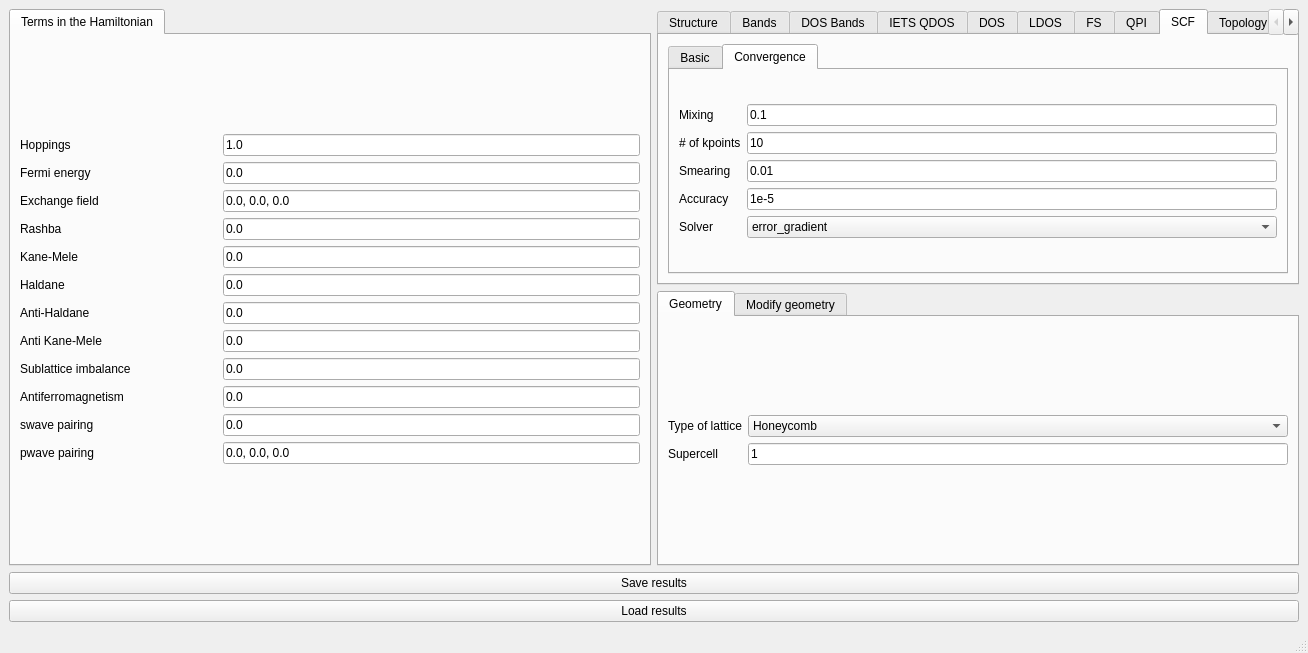
joselado/quantum-lattice, file interface-pyqt/2d/interface.ui: the form before one commit.
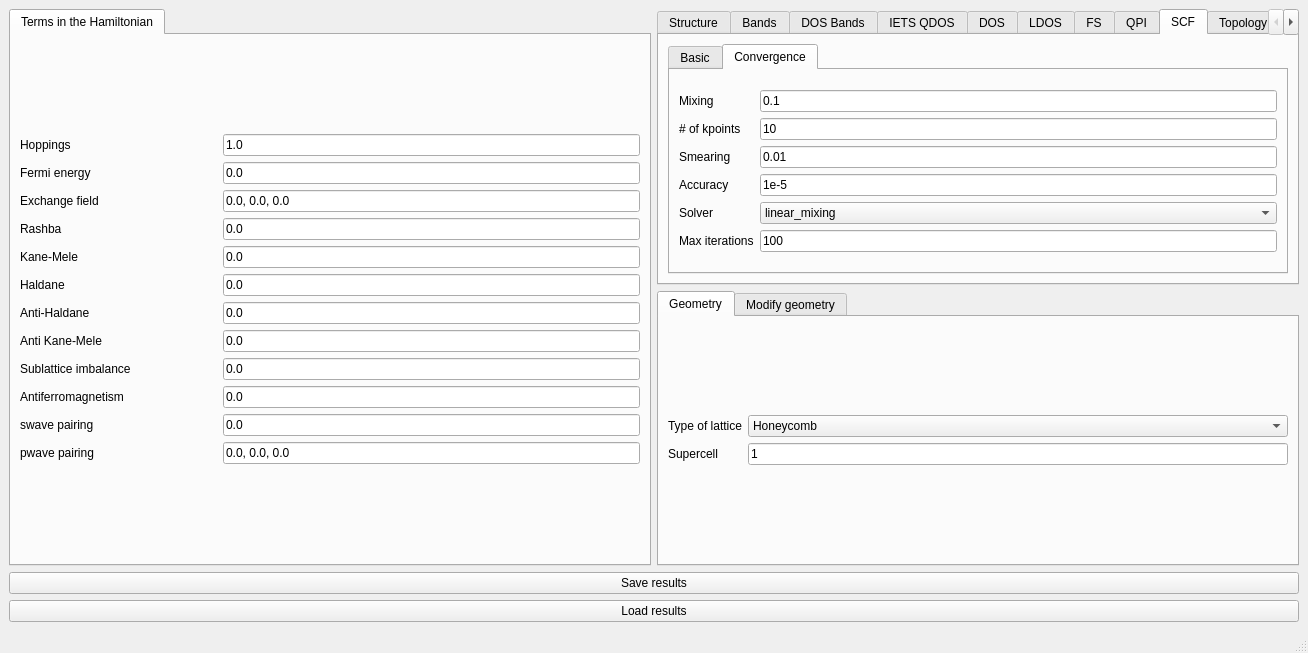
The form after the commit. The open tabs and pages were chosen to show the change. Custom widgets are drawn as their Qt base class.

Commit message: Make linear_mixing the default SCF solver, add krylov and max iterations

Diff of the .ui file:
```diff
--- a/interface-pyqt/2d/interface.ui
+++ b/interface-pyqt/2d/interface.ui
@@ -1327,16 +1327,35 @@
                 <property name="toolTip">
                  <string>Iterative algorithm used to converge the self-consistent mean field (requires the optional jax extra; falls back to the default plain-mixing solver for a Hamiltonian with superconducting pairing)</string>
                 </property>
-                <item>
-                 <property name="text">
-                  <string>error_gradient</string>
-                 </property>
-                </item>
                 <item>
                  <property name="text">
                   <string>linear_mixing</string>
                  </property>
                 </item>
+                <item>
+                 <property name="text">
+                  <string>error_gradient</string>
+                 </property>
+                </item>
+                <item>
+                 <property name="text">
+                  <string>krylov</string>
+                 </property>
+                </item>
+               </widget>
+              </item>
+              <item row="5" column="0">
+               <widget class="BodyLabel" name="label_scf_maxite">
+                <property name="text">
+                 <string>Max iterations</string>
+                </property>
+               </widget>
+              </item>
+              <item row="5" column="1">
+               <widget class="LineEdit" name="scf_maxite">
+                <property name="text">
+                 <string>100</string>
+                </property>
                </widget>
               </item>
              </layout>
```
The commit also changes 21 other files.
